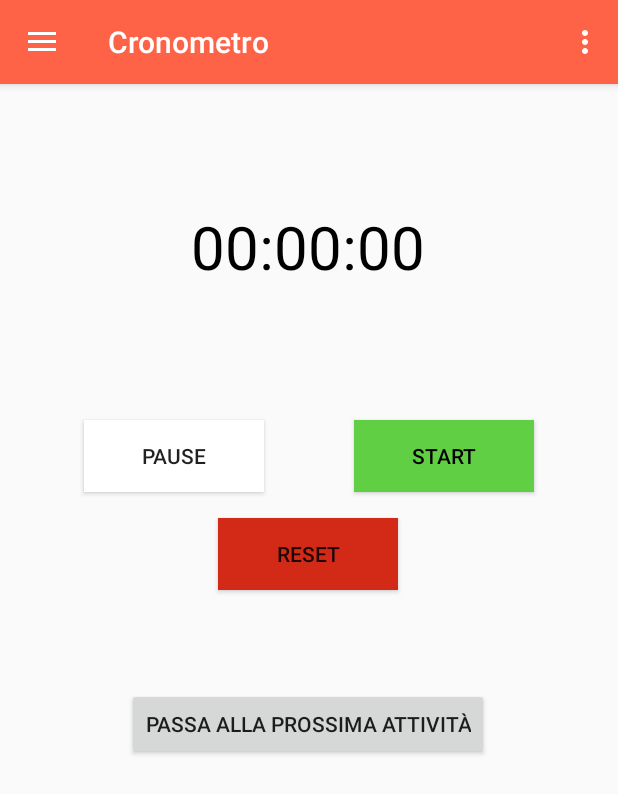
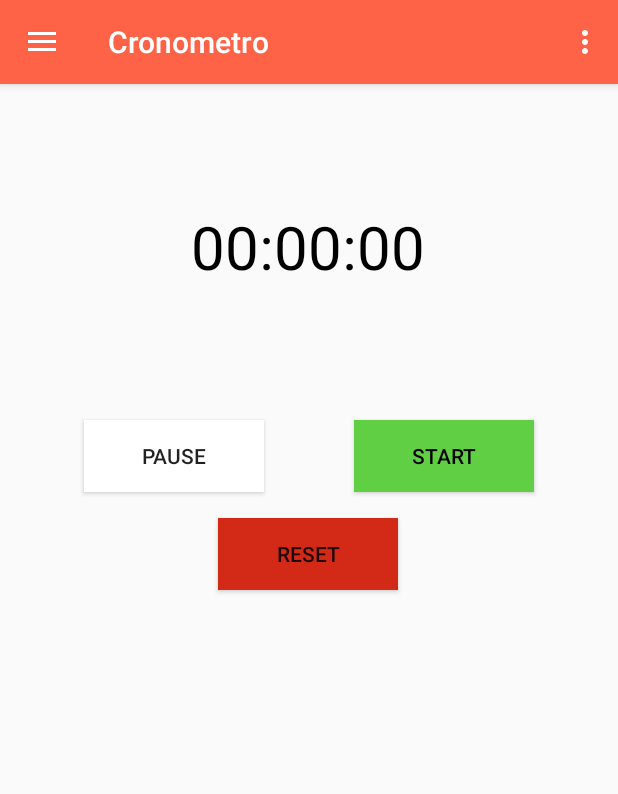
Before and after one commit to Riccardo998/OOP-final-project, an Android app: the screen it shows after launch (MainActivity), in the side drawer, after a tap on "Cronometro", on a phone screen of 412 x 824 dp. Shown: the top 794 px of the screen. Run offline under Robolectric (Android 15) with nearby library versions, the phone set to English and light mode, and no system bars; our stand-ins replace navigation-ui; Roboto replaces fonts that are not available here.

Commit message:
sesta commit: dialogo in pre_studio

```diff
--- a/app/src/main/java/com/example/organizzatore/ui/ThingsToDo/PreFreeTime.java
+++ b/app/src/main/java/com/example/organizzatore/ui/ThingsToDo/PreFreeTime.java
@@ -110,6 +110,7 @@ public class PreFreeTime extends AppCompatActivity {
             btn_next.setEnabled(false);
             btn_reset.setEnabled(false);
             btn_pause.setEnabled(false);
+            btn_start.setEnabled(false);
             Toast.makeText(getApplication(), "HAI TERMINATO LA TUA ATTIVITA'", Toast.LENGTH_SHORT).show();
 
         } else {
--- a/app/src/main/java/com/example/organizzatore/ui/ThingsToDo/PreLavoro.java
+++ b/app/src/main/java/com/example/organizzatore/ui/ThingsToDo/PreLavoro.java
@@ -110,6 +110,7 @@ public class PreLavoro extends AppCompatActivity {
             btn_next.setEnabled(false);
             btn_reset.setEnabled(false);
             btn_pause.setEnabled(false);
+            btn_start.setEnabled(false);
             Toast.makeText(getApplication(), "HAI TERMINATO LA TUA ATTIVITA'", Toast.LENGTH_SHORT).show();
 
         }else {
--- a/app/src/main/java/com/example/organizzatore/ui/ThingsToDo/PreStudio.java
+++ b/app/src/main/java/com/example/organizzatore/ui/ThingsToDo/PreStudio.java
@@ -117,6 +117,7 @@ public class PreStudio extends AppCompatActivity {
             btn_next.setEnabled(false);
             btn_reset.setEnabled(false);
             btn_pause.setEnabled(false);
+            btn_start.setEnabled(false);
             Toast.makeText(getApplication(), "HAI TERMINATO LA TUA ATTIVITA'", Toast.LENGTH_SHORT).show();
 
         }else {
--- a/app/src/main/java/com/example/organizzatore/ui/ThingsToDo/TSport.java
+++ b/app/src/main/java/com/example/organizzatore/ui/ThingsToDo/TSport.java
@@ -38,7 +38,7 @@ public class TSport extends AppCompatActivity implements ExampleDialogSport.Exam
         Toolbar toolbar = findViewById(R.id.toolbar);
         setSupportActionBar(toolbar);
         getSupportActionBar().setDisplayHomeAsUpEnabled(true);
-        getSupportActionBar().setDisplayShowHomeEnabled(true);
+        getSupportActionBar().setDisplayShowHomeEnabled(false);
 
         mExampleList = new ArrayList<>();
         buildRecyclerView();
--- a/app/src/main/java/com/example/organizzatore/ui/attivita/Studio.java
+++ b/app/src/main/java/com/example/organizzatore/ui/attivita/Studio.java
@@ -28,6 +28,7 @@ public class Studio extends AppCompatActivity implements ExampleDialog.ExampleDi
     public RecyclerView mRecyclerView;
     public RecyclerView.LayoutManager mLayoutManager;
     public FloatingActionButton opendialog;
+
 
     @RequiresApi(api = Build.VERSION_CODES.LOLLIPOP)
     @Override
--- a/app/src/main/java/com/example/organizzatore/ui/example/ExampleDialog.java
+++ b/app/src/main/java/com/example/organizzatore/ui/example/ExampleDialog.java
@@ -65,7 +65,6 @@ public class ExampleDialog extends DialogFragment {
         });
 
 
-
         negativeButton.setOnClickListener(new View.OnClickListener() {
             @Override
             public void onClick(View v) {
--- a/app/src/main/java/com/example/organizzatore/ui/example/ExampleDialogSport.java
+++ b/app/src/main/java/com/example/organizzatore/ui/example/ExampleDialogSport.java
@@ -35,7 +35,7 @@ public class ExampleDialogSport extends DialogFragment {
     private NumberPicker hour;
     private NumberPicker minute;
     private NumberPicker second;
-    public TextView H;
+    public  TextView H;
     public  TextView Min;
     public  TextView S;
 
--- a/app/src/main/res/layout/fragment_cronometro.xml
+++ b/app/src/main/res/layout/fragment_cronometro.xml
@@ -73,17 +73,6 @@
         app:layout_constraintTop_toBottomOf="@+id/chronometer"
         app:layout_constraintVertical_bias="0.148" />
 
-    <Button
-        android:id="@+id/nextactivity"
-        android:layout_width="wrap_content"
-        android:layout_height="wrap_content"
-        android:text="@string/prossima_attivita"
-        app:layout_constraintBottom_toBottomOf="parent"
-        app:layout_constraintEnd_toEndOf="parent"
-        app:layout_constraintHorizontal_bias="0.498"
-        app:layout_constraintStart_toStartOf="parent"
-        app:layout_constraintTop_toBottomOf="@+id/btn_start"
-        app:layout_constraintVertical_bias="0.292" />
 
     <!--
         <ListView
--- a/app/src/main/res/layout/layout_dialog_others.xml
+++ b/app/src/main/res/layout/layout_dialog_others.xml
@@ -73,7 +73,7 @@
             android:layout_height="match_parent"
             android:layout_gravity="center_horizontal"
             android:layout_marginLeft="125dp"
-            android:text=""
+            android:text="1"
             android:textAlignment="center"
             android:textSize="23dp" />
 
@@ -82,7 +82,7 @@
             android:layout_width="67dp"
             android:layout_height="match_parent"
             android:layout_gravity="center_horizontal"
-            android:text=""
+            android:text="0"
             android:textAlignment="center"
             android:textSize="23dp" />
 
@@ -91,7 +91,7 @@
             android:layout_width="61dp"
             android:layout_height="match_parent"
             android:layout_gravity="center_horizontal"
-            android:text=""
+            android:text="0"
             android:textAlignment="center"
             android:textSize="23dp" />
 
--- a/app/src/main/res/layout/layout_dialog_sport.xml
+++ b/app/src/main/res/layout/layout_dialog_sport.xml
@@ -80,7 +80,7 @@
             android:layout_height="match_parent"
             android:layout_gravity="center_horizontal"
             android:layout_marginLeft="125dp"
-            android:text=""
+            android:text="1"
             android:textAlignment="center"
             android:textSize="23dp" />
 
@@ -89,7 +89,7 @@
             android:layout_width="67dp"
             android:layout_height="match_parent"
             android:layout_gravity="center_horizontal"
-            android:text=""
+            android:text="0"
             android:textAlignment="center"
             android:textSize="23dp" />
 
@@ -98,7 +98,7 @@
             android:layout_width="61dp"
             android:layout_height="match_parent"
             android:layout_gravity="center_horizontal"
-            android:text=""
+            android:text="0"
             android:textAlignment="center"
             android:textSize="23dp" />
 
--- a/app/src/main/res/layout/nav_header_main.xml
+++ b/app/src/main/res/layout/nav_header_main.xml
@@ -24,12 +24,12 @@
         android:layout_width="match_parent"
         android:layout_height="wrap_content"
         android:paddingTop="@dimen/nav_header_vertical_spacing"
-        android:text="@string/nav_header_title"
+        android:text="@string/organizzatore"
         android:textAppearance="@style/TextAppearance.AppCompat.Body1" />
 
     <TextView
         android:id="@+id/textView"
         android:layout_width="wrap_content"
         android:layout_height="wrap_content"
-        android:text="@string/nav_header_subtitle" />
+        android:text="@string/subtitle"/>
 </LinearLayout>
--- a/app/src/main/res/values/strings.xml
+++ b/app/src/main/res/values/strings.xml
@@ -30,4 +30,6 @@
     <string name="inizio">Inizio</string>
     <string name="tempoattivita">Durata attività (in minuti)</string>
     <string name="tempoinizio">00:00</string>
+    <string name="organizzatore">Organizzatore</string>
+    <string name="subtitle">Organizza al meglio la tua giornata</string>
 </resources>
--- a/app/src/main/res/values/styles.xml
+++ b/app/src/main/res/values/styles.xml
@@ -16,4 +16,10 @@
 
     <style name="AppTheme.PopupOverlay" parent="ThemeOverlay.AppCompat.Light" />
 
+    <style name="Theme.UserDialog" parent="android:style/Theme.Dialog">
+        <item name="android:windowFrame">@null</item>
+        <item name="android:windowIsFloating">true</item>
+        <item name="android:windowIsTranslucent">true</item>
+    </style>
+
 </resources>
```
Also changed, not shown: app/src/main/AndroidManifest.xml (+6 -5 lines), app/src/main/java/com/example/organizzatore/ui/ThingsToDo/PreSport.java (+16 -6 lines), app/src/main/res/layout/pre_sport.xml (+12 -15 lines). Lines whose indentation alone changed are shown as unchanged.
